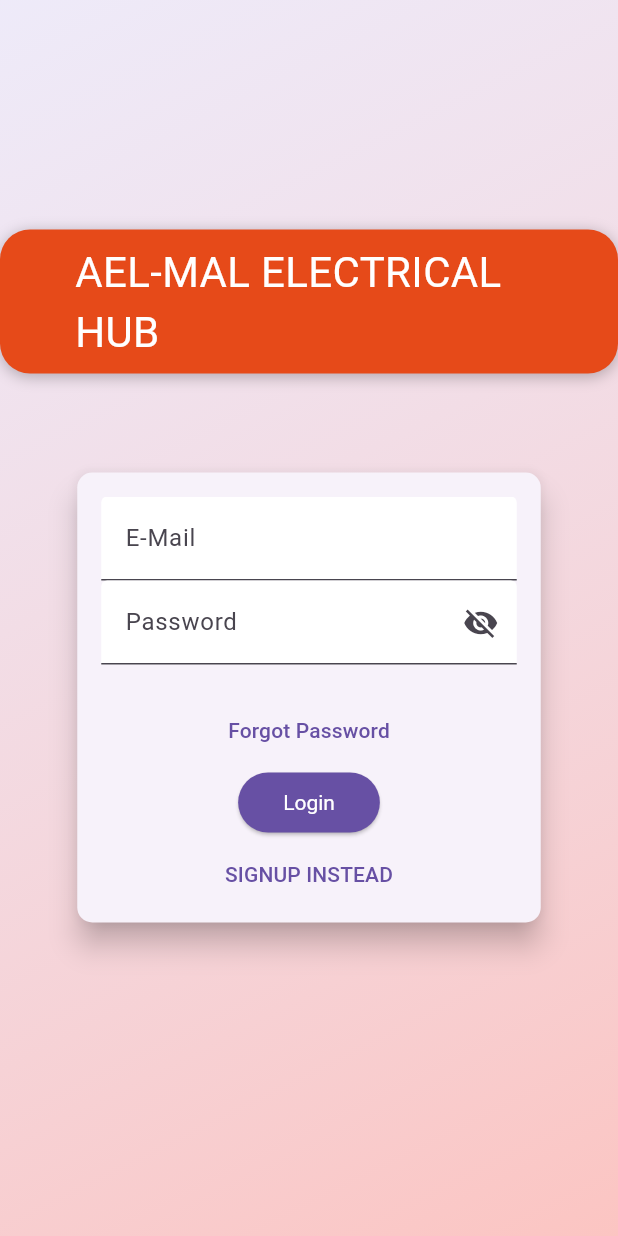
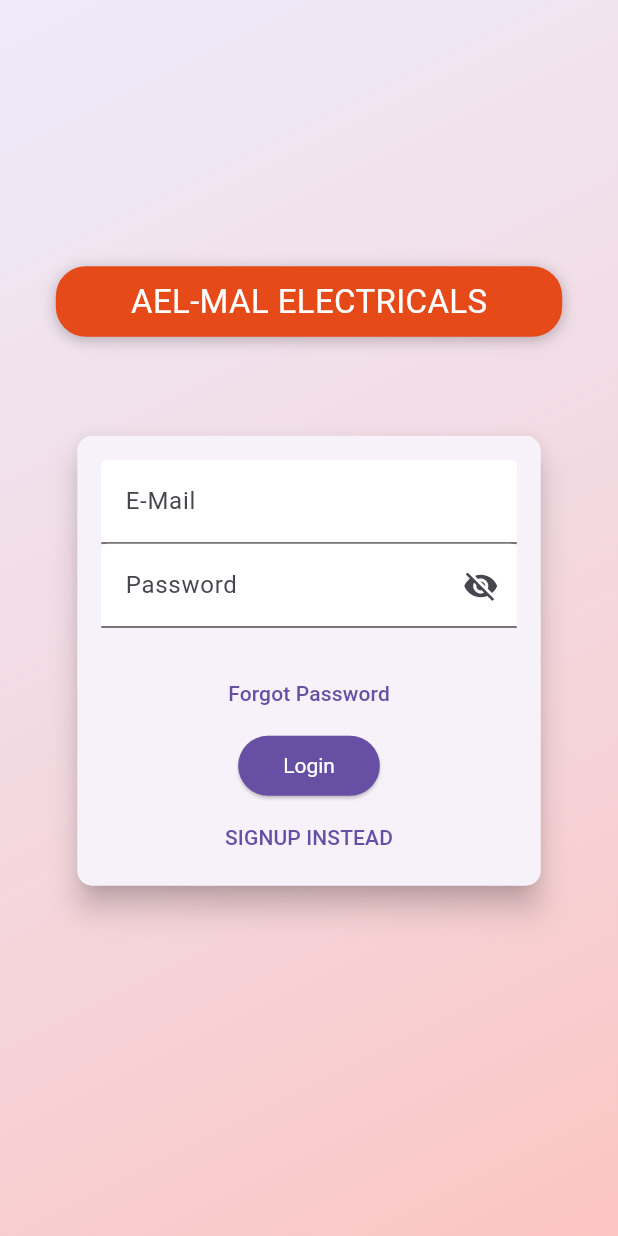
Before and after one commit to Richie1000/shop_manager_admin, a Flutter app: the screen it shows after launch, on a phone screen of 412 x 824 dp. Run offline on Flutter 3.47's test engine with Material 3 defaults, Android fonts, the light colour scheme and no system bars; our stand-ins replace cloud_firestore, firebase_auth, firebase_core, firebase_storage, fl_chart, fluttertoast and 3 more; missing offline and left inert: currency_code_to_currency_symbol, flutter_cached_pdfview; accounts and stored records are empty; Roboto replaces fonts that are missing (Anton).

Commit message:
name change

```diff
--- a/lib/screens/auth_screen.dart
+++ b/lib/screens/auth_screen.dart
@@ -54,10 +54,10 @@
                         ],
                       ),
                       child: Text(
-                        'AEL-MAL ELECTRICAL HUB',
+                        'AEL-MAL ELECTRICALS',
                         style: TextStyle(
                           color: Colors.white,
-                          fontSize: 28,
+                          fontSize: 22,
                           fontFamily: 'Anton',
                           fontWeight: FontWeight.normal,
                         ),
```
